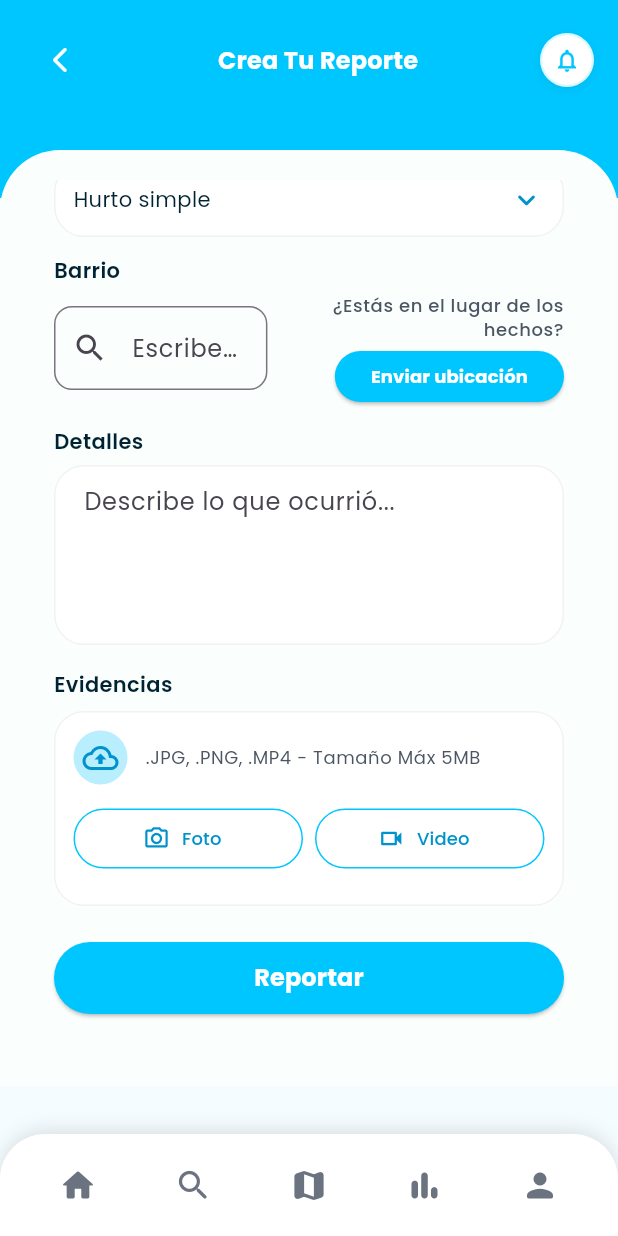
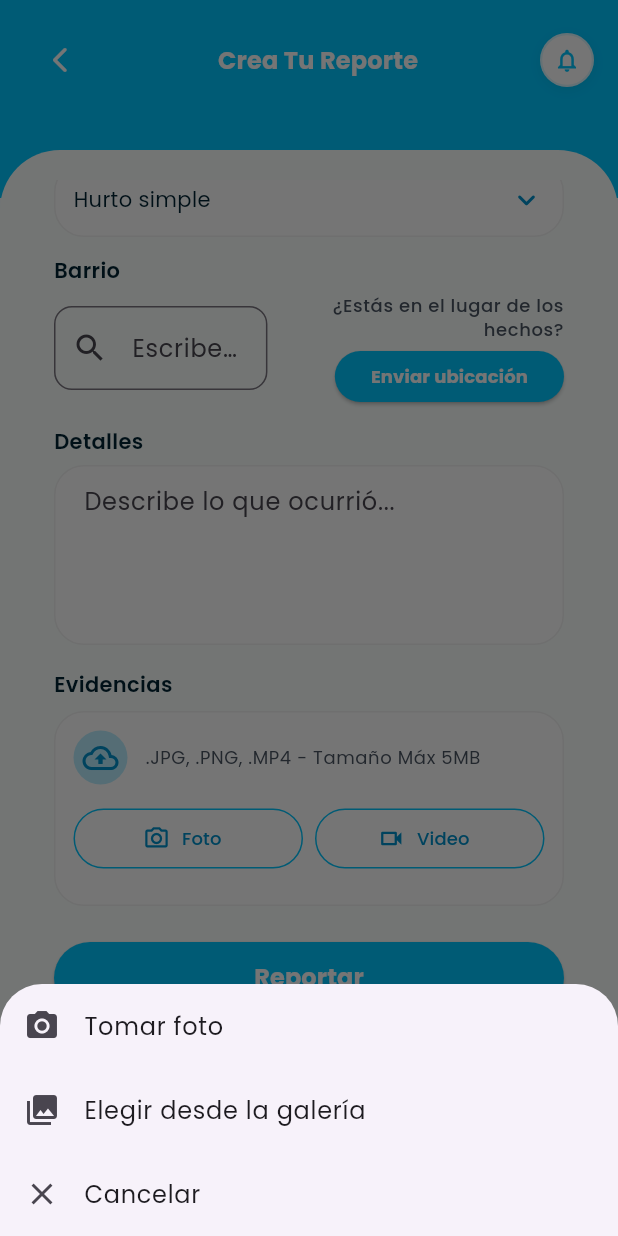
Before and after one commit to JavierS2/safe-map-app, a Flutter app: the CreateReportScreen screen opened by its route, scrolled down 230 dp, after a tap on "Foto", on a phone screen of 412 x 824 dp. Run offline on Flutter 3.47's test engine with Material 3 defaults, Android fonts, the phone set to English and light mode, and no system bars; our stand-ins replace cloud_firestore, firebase_auth, firebase_core, flutter_map, geolocator, google_fonts and 3 more; missing offline and left inert: cloudinary_public, dart:html; accounts and stored records are empty.

Commit message:
hotfix: added gallery import for evidence

```diff
--- a/lib/screens/report/widgets/evidence_upload_box.dart
+++ b/lib/screens/report/widgets/evidence_upload_box.dart
@@ -27,8 +27,36 @@ class _EvidenceUploadBoxState extends State<EvidenceUploadBox> {
   static const int _maxBytes = 5 * 1024 * 1024; // 5 MB
 
   Future<void> _pickImage() async {
+    // Let the user choose camera or gallery
+    final ImageSource? src = await showModalBottomSheet<ImageSource?>(
+      context: context,
+      builder: (ctx) => SafeArea(
+        child: Column(
+          mainAxisSize: MainAxisSize.min,
+          children: [
+            ListTile(
+              leading: const Icon(Icons.camera_alt),
+              title: const Text('Tomar foto'),
+              onTap: () => Navigator.of(ctx).pop(ImageSource.camera),
+            ),
+            ListTile(
+              leading: const Icon(Icons.photo_library),
+              title: const Text('Elegir desde la galería'),
+              onTap: () => Navigator.of(ctx).pop(ImageSource.gallery),
+            ),
+            ListTile(
+              leading: const Icon(Icons.close),
+              title: const Text('Cancelar'),
+              onTap: () => Navigator.of(ctx).pop(null),
+            ),
+          ],
+        ),
+      ),
+    );
+    if (src == null) return;
+
     final XFile? picked = await _picker.pickImage(
-      source: ImageSource.camera, // o .gallery si quieres
+      source: src,
       imageQuality: 80,
     );
     if (picked == null) return;
@@ -61,8 +89,35 @@ class _EvidenceUploadBoxState extends State<EvidenceUploadBox> {
   }
 
   Future<void> _pickVideo() async {
+    final ImageSource? src = await showModalBottomSheet<ImageSource?>(
+      context: context,
+      builder: (ctx) => SafeArea(
+        child: Column(
+          mainAxisSize: MainAxisSize.min,
+          children: [
+            ListTile(
+              leading: const Icon(Icons.videocam),
+              title: const Text('Grabar video'),
+              onTap: () => Navigator.of(ctx).pop(ImageSource.camera),
+            ),
+            ListTile(
+              leading: const Icon(Icons.video_library),
+              title: const Text('Elegir desde la galería'),
+              onTap: () => Navigator.of(ctx).pop(ImageSource.gallery),
+            ),
+            ListTile(
+              leading: const Icon(Icons.close),
+              title: const Text('Cancelar'),
+              onTap: () => Navigator.of(ctx).pop(null),
+            ),
+          ],
+        ),
+      ),
+    );
+    if (src == null) return;
+
     final XFile? picked = await _picker.pickVideo(
-      source: ImageSource.camera, // o .gallery
+      source: src,
       maxDuration: const Duration(seconds: 30),
     );
     if (picked == null) return;
```
Also changed, not shown: pubspec.yaml (+10 -0 lines), pubspec.lock, 1 other file.
